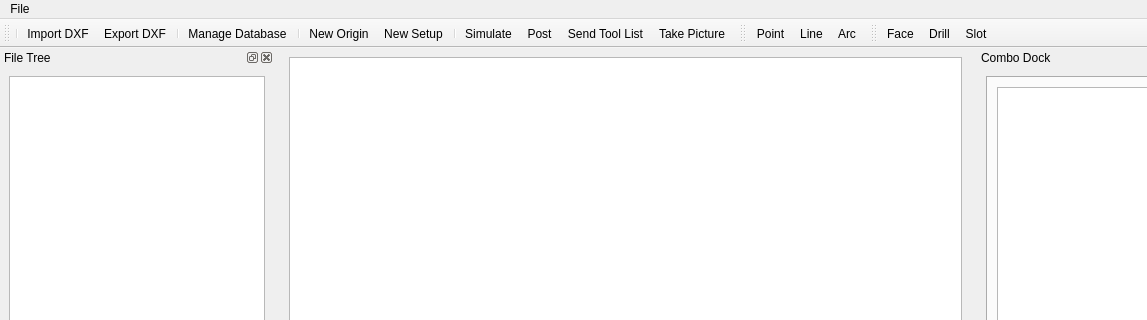
Qt form designer/camo_main_window.ui (JonRob812/CAMOnion) before a commit; both pictures show x 0 to 1147 and y 0 to 320 of the 1273 by 648 pixel window.
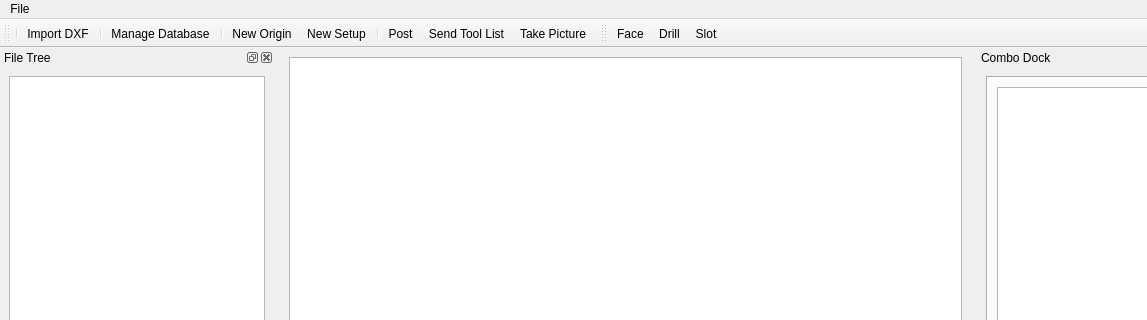
The same form after that commit. Custom widgets are drawn as their Qt base class.

```diff
--- a/designer/camo_main_window.ui
+++ b/designer/camo_main_window.ui
@@ -211,39 +211,17 @@
    </attribute>
    <addaction name="separator"/>
    <addaction name="actionImport_DXF"/>
-   <addaction name="actionExport_DXF"/>
    <addaction name="separator"/>
    <addaction name="actionManage_Database"/>
    <addaction name="separator"/>
    <addaction name="actionNew_Origin"/>
    <addaction name="actionNew_Setup"/>
    <addaction name="separator"/>
-   <addaction name="actionSimulate"/>
    <addaction name="actionPost"/>
    <addaction name="actionSend_Tool_List"/>
    <addaction name="actionTake_Picture"/>
   </widget>
   <widget class="QStatusBar" name="statusbar"/>
-  <widget class="QToolBar" name="drawing_toolbar">
-   <property name="windowTitle">
-    <string>toolBar_2</string>
-   </property>
-   <property name="allowedAreas">
-    <set>Qt::AllToolBarAreas</set>
-   </property>
-   <property name="orientation">
-    <enum>Qt::Horizontal</enum>
-   </property>
-   <attribute name="toolBarArea">
-    <enum>TopToolBarArea</enum>
-   </attribute>
-   <attribute name="toolBarBreak">
-    <bool>false</bool>
-   </attribute>
-   <addaction name="actionPoint"/>
-   <addaction name="actionLine"/>
-   <addaction name="actionArc"/>
-  </widget>
   <widget class="QToolBar" name="featureToolbar">
    <property name="windowTitle">
     <string>toolBar_2</string>
```
Left out of the diff: 6 changed lines with no effect on the pictures.
